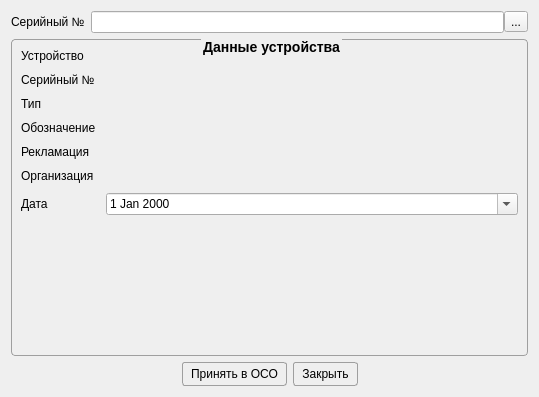
Before: the Qt Designer form Remont/acceptremontwindow.ui in AlexeyScherbakov2021/Remont2, drawn with Qt 5.
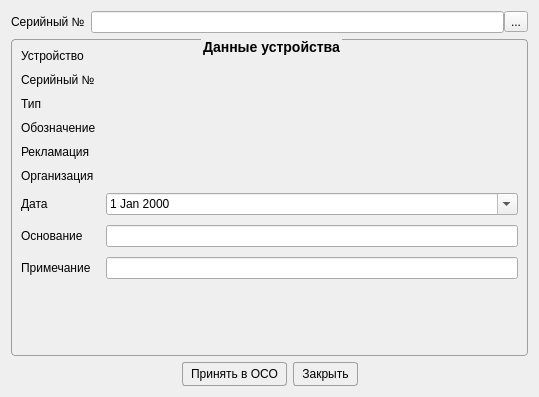
After: the same form once the commit is applied. Icons and pictures are not drawn.

Patch:
```diff
--- a/Remont/acceptremontwindow.ui
+++ b/Remont/acceptremontwindow.ui
@@ -226,6 +226,26 @@
         </property>
        </widget>
       </item>
+      <item row="7" column="0">
+       <widget class="QLabel" name="label_9">
+        <property name="text">
+         <string>Основание</string>
+        </property>
+       </widget>
+      </item>
+      <item row="8" column="0">
+       <widget class="QLabel" name="label_10">
+        <property name="text">
+         <string>Примечание</string>
+        </property>
+       </widget>
+      </item>
+      <item row="7" column="1">
+       <widget class="QLineEdit" name="leDoc"/>
+      </item>
+      <item row="8" column="1">
+       <widget class="QLineEdit" name="leDescript"/>
+      </item>
      </layout>
     </widget>
    </item>
```
